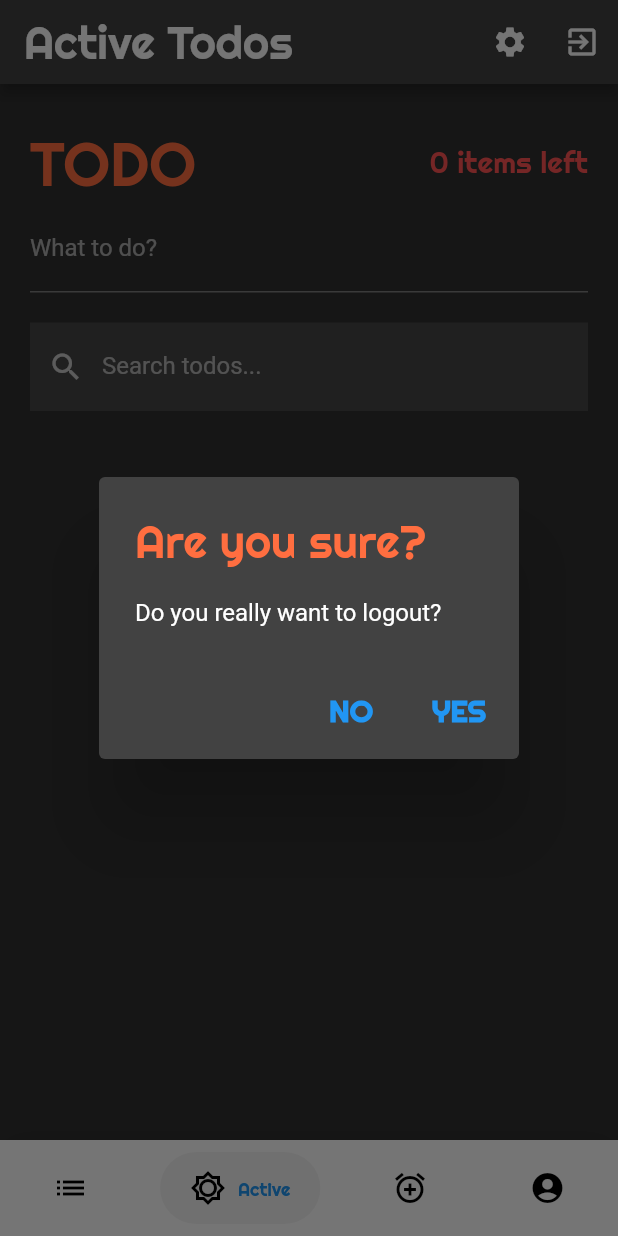
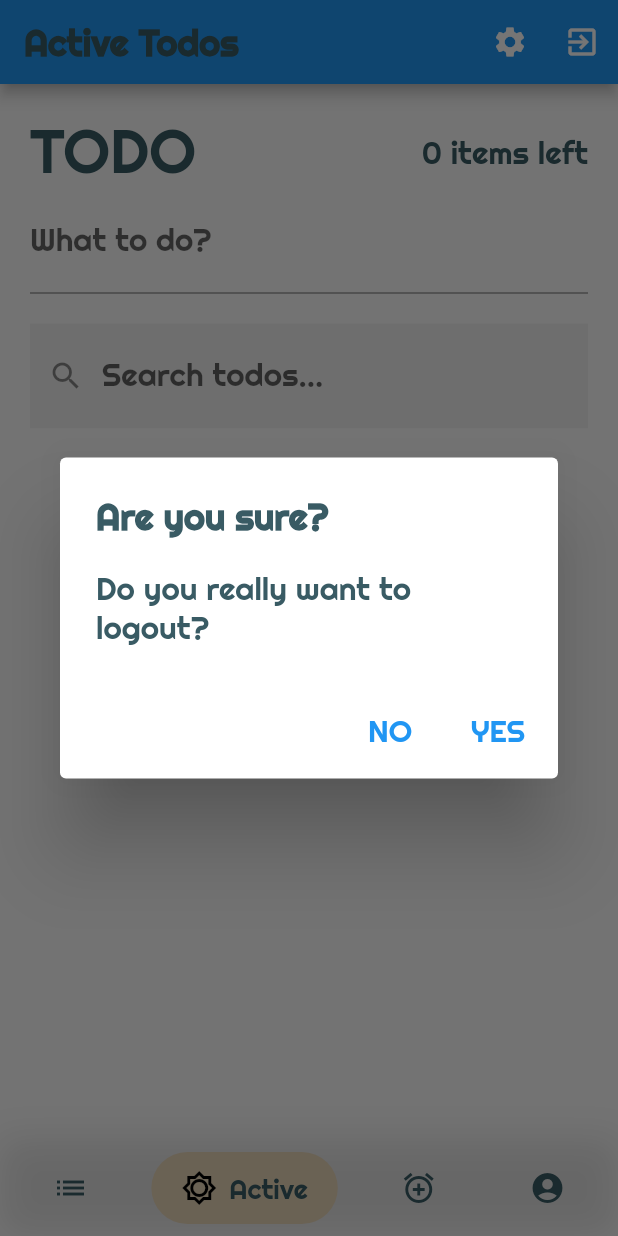
Before and after one commit to cjp-engr/cj-flutter-todo-app-w-firebase, a Flutter app: the BottomBar screen opened directly, item 2 of the bottom bar chosen, after a tap on the "exit to app" icon, on a phone screen of 412 x 824 dp. Run offline on Flutter 3.47's test engine with Material 2 defaults, Android fonts, the phone set to English and light mode, and no system bars; drawn by our look-alikes of google_nav_bar; our stand-ins replace bloc, cloud_firestore, equatable, firebase_auth, firebase_core, flutter_bloc and 2 more; accounts and stored records are empty; statements that could not run were skipped.

Commit message:
update UI

```diff
--- a/lib/blocs/settings/theme/theme_state.dart
+++ b/lib/blocs/settings/theme/theme_state.dart
@@ -8,7 +8,7 @@ enum AppTheme {
 class ThemeState extends Equatable {
   final bool isThemeLightSwitch;
   ThemeState({
-    this.isThemeLightSwitch = false,
+    this.isThemeLightSwitch = true,
   });
 
   factory ThemeState.initial() {
--- a/lib/pages/authentication/signin_page.dart
+++ b/lib/pages/authentication/signin_page.dart
@@ -109,6 +109,7 @@ class _SigninPageState extends State<SigninPage> {
                           onSaved: (String? value) {
                             _email = value;
                           },
+                          style: Theme.of(context).textTheme.bodyText1,
                         ),
                         const SizedBox(height: 20.0),
                         TextFormField(
@@ -133,6 +134,7 @@ class _SigninPageState extends State<SigninPage> {
                           onSaved: (String? value) {
                             _password = value;
                           },
+                          style: Theme.of(context).textTheme.bodyText1,
                         ),
                         const SizedBox(height: 20.0),
                         ElevatedButton(
--- a/lib/pages/authentication/signup_page.dart
+++ b/lib/pages/authentication/signup_page.dart
@@ -70,7 +70,6 @@ class _SignupPageState extends State<SignupPage> {
         },
         builder: (context, state) {
           return Scaffold(
-            backgroundColor: Colors.white,
             body: Center(
               child: Padding(
                 padding: const EdgeInsets.symmetric(horizontal: 30.0),
@@ -113,6 +112,7 @@ class _SignupPageState extends State<SignupPage> {
                         onSaved: (String? value) {
                           _name = value;
                         },
+                        style: Theme.of(context).textTheme.bodyText1,
                       ),
                       const SizedBox(height: 20.0),
                       TextFormField(
@@ -138,6 +138,7 @@ class _SignupPageState extends State<SignupPage> {
                         onSaved: (String? value) {
                           _email = value;
                         },
+                        style: Theme.of(context).textTheme.bodyText1,
                       ),
                       const SizedBox(height: 20.0),
                       TextFormField(
@@ -163,6 +164,7 @@ class _SignupPageState extends State<SignupPage> {
                         onSaved: (String? value) {
                           _password = value;
                         },
+                        style: Theme.of(context).textTheme.bodyText1,
                       ),
                       const SizedBox(height: 20.0),
                       TextFormField(
@@ -181,6 +183,7 @@ class _SignupPageState extends State<SignupPage> {
                           }
                           return null;
                         },
+                        style: Theme.of(context).textTheme.bodyText1,
                       ),
                       const SizedBox(height: 20.0),
                       ElevatedButton(
--- a/lib/pages/todos/create_todo.dart
+++ b/lib/pages/todos/create_todo.dart
@@ -30,6 +30,7 @@ class _CreateTodoState extends State<CreateTodo> {
           newTodoController.clear();
         }
       },
+      style: Theme.of(context).textTheme.bodyText1,
     );
   }
 }
--- a/lib/pages/todos/todos_list.dart
+++ b/lib/pages/todos/todos_list.dart
@@ -19,11 +19,14 @@ class TodosList extends StatelessWidget {
     return Scaffold(
       appBar: AppBar(
         automaticallyImplyLeading: false,
-        title: filter == Filter.all
-            ? const Text('All Todos')
-            : filter == Filter.active
-                ? const Text('Active Todos')
-                : const Text('Completed Todos'),
+        title: Text(
+          filter == Filter.all
+              ? 'All Todos'
+              : filter == Filter.active
+                  ? 'Active Todos'
+                  : 'Completed Todos',
+          style: Theme.of(context).textTheme.headline5,
+        ),
         actions: [
           IconButton(
             onPressed: () {
--- a/lib/pages/user/settings_page.dart
+++ b/lib/pages/user/settings_page.dart
@@ -39,7 +39,10 @@ class SettingsPage extends StatelessWidget {
           Row(
             mainAxisAlignment: MainAxisAlignment.spaceBetween,
             children: [
-              Text('Dark/Light theme'),
+              Text(
+                'Dark/Light theme',
+                style: Theme.of(context).textTheme.bodyText1,
+              ),
               Switch(
                 value: isThemeLightSwitch,
                 onChanged: (value) {
--- a/lib/widgets/bottom_bar.dart
+++ b/lib/widgets/bottom_bar.dart
@@ -27,14 +27,16 @@ class _BottomBarState extends State<BottomBar> {
 
   @override
   Widget build(BuildContext context) {
+    final isThemeLightSwitch =
+        context.watch<ThemeBloc>().state.isThemeLightSwitch;
     return Scaffold(
-      backgroundColor: Colors.white,
+      //backgroundColor: Colors.white,
       body: Center(
         child: _widgetOptions.elementAt(_selectedIndex),
       ),
       bottomNavigationBar: Container(
         decoration: BoxDecoration(
-          color: Colors.white,
+          //color: Colors.white,
           boxShadow: [
             BoxShadow(
               blurRadius: 20,
@@ -53,16 +55,14 @@ class _BottomBarState extends State<BottomBar> {
               iconSize: 24,
               padding: const EdgeInsets.symmetric(horizontal: 20, vertical: 12),
               duration: const Duration(milliseconds: 400),
-              tabBackgroundColor: Colors.grey[100]!,
-              color: Colors.black,
+              tabBackgroundColor:
+                  isThemeLightSwitch ? Color(0xffE6D5B8) : Color(0xff395B64),
+              color: isThemeLightSwitch ? Color(0xff395B64) : Color(0xffE6D5B8),
               tabs: [
                 filterButton(context, Filter.all),
                 filterButton(context, Filter.active),
                 filterButton(context, Filter.completed),
-                const GButton(
-                  icon: Icons.account_circle_rounded,
-                  text: 'Profile',
-                ),
+                profileIcon(context),
               ],
               selectedIndex: _selectedIndex,
               onTabChange: (index) {
@@ -96,17 +96,21 @@ class _BottomBarState extends State<BottomBar> {
             .add(ChangeFilterEvent(newFilter: filter));
       },
       textStyle: TextStyle(
-        fontSize: 12.0,
-        color: textColor(context, filter),
+        fontSize: 18.0,
+        //color: textColor(context, filter),
+        fontFamily: 'Righteous',
       ),
     );
   }
 
   profileIcon(BuildContext context) {
     return const GButton(
+      text: 'Profile',
       icon: Icons.account_circle,
       textStyle: TextStyle(
-        fontSize: 12.0,
+        fontSize: 18.0,
+        fontFamily: 'Righteous',
+        //color: Colors.blue,
       ),
     );
   }
--- a/lib/widgets/logout_show_dialog.dart
+++ b/lib/widgets/logout_show_dialog.dart
@@ -8,8 +8,14 @@ Future logoutShowDialog(BuildContext context) {
     barrierDismissible: false,
     builder: (context) {
       return AlertDialog(
-        title: const Text('Are you sure?'),
-        content: const Text('Do you really want to logout?'),
+        title: Text(
+          'Are you sure?',
+          style: Theme.of(context).textTheme.headline5,
+        ),
+        content: Text(
+          'Do you really want to logout?',
+          style: Theme.of(context).textTheme.bodyText1,
+        ),
         actions: [
           TextButton(
             onPressed: () => Navigator.pop(context, false),
--- a/lib/widgets/search_todo.dart
+++ b/lib/widgets/search_todo.dart
@@ -27,6 +27,7 @@ class SearchTodo extends StatelessWidget {
               });
             }
           },
+          style: Theme.of(context).textTheme.bodyText1,
         ),
         const SizedBox(height: 10.0),
       ],
--- a/lib/widgets/todo_header.dart
+++ b/lib/widgets/todo_header.dart
@@ -29,7 +29,7 @@ class TodoHeader extends StatelessWidget {
             builder: (context, state) {
               return Text(
                 '${state.activeTodoCount} items left',
-                style: const TextStyle(fontSize: 20.0, color: Colors.redAccent),
+                style: Theme.of(context).textTheme.bodyText1,
               );
             },
           ),
```
Also changed, not shown: lib/main.dart (+19 -23 lines), lib/pages/todos/show_todos.dart (+18 -4 lines), lib/pages/user/profile_page.dart (+10 -5 lines).
